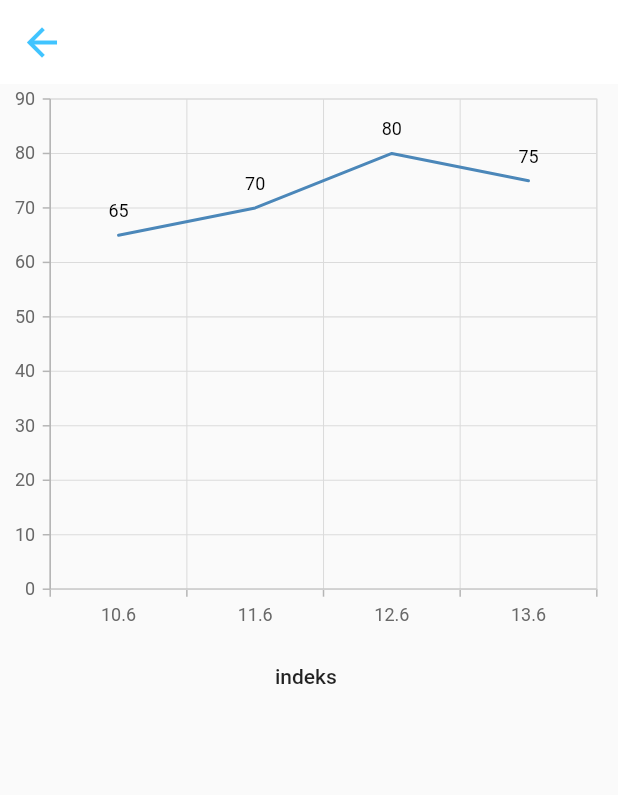
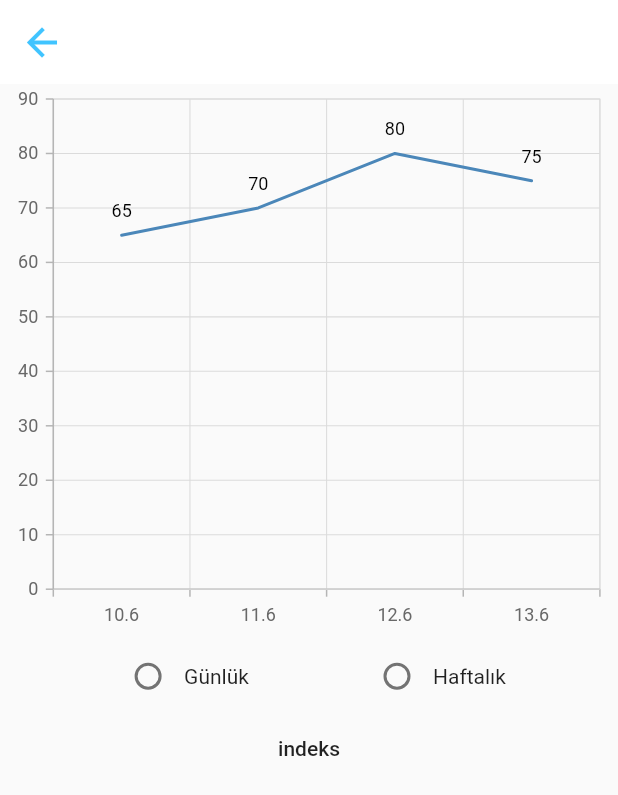
Before and after one commit to AlperenEyibil/diyet, a Flutter app: the WeightGraphic screen opened by its route, on a phone screen of 412 x 824 dp. Shown: the top 795 px of the screen. Run offline on Flutter 3.47's test engine with Material 2 defaults, Android fonts, the phone set to English and light mode, and no system bars; our stand-ins replace shared_preferences, syncfusion_flutter_charts; accounts and stored records are empty.

Commit message:
Radio tusları olusturuldu

```diff
--- a/lib/screens/weight_control/weight_graphic.dart
+++ b/lib/screens/weight_control/weight_graphic.dart
@@ -14,6 +14,7 @@ class _WeightGraphicState extends State<WeightGraphic> {
     Weights(kilo: 80, tarih: "12.6"),
     Weights(kilo: 75, tarih: "13.6"),
   ];
+  String grup="";
 
   @override
   Widget build(BuildContext context) {
@@ -42,6 +43,19 @@ class _WeightGraphicState extends State<WeightGraphic> {
                 ],
               ),
             ),
+            Row(
+              mainAxisAlignment: MainAxisAlignment.spaceEvenly,
+              children: [
+                Row(children: [
+                  Radio(value: "Günlük", groupValue: grup, onChanged: (val){setState(() {grup=val;});}),
+                  Text("Günlük")
+                ],),
+                Row(children: [
+                  Radio(value: "Haftalık", groupValue: grup, onChanged: (val){setState(() {grup=val;});}),
+                  Text("Haftalık")
+                ],)
+              ],
+            ),
             FlatButton(
                 onPressed: () =>
                     Navigator.pushNamed(context, "/body_mass_index"),
```
